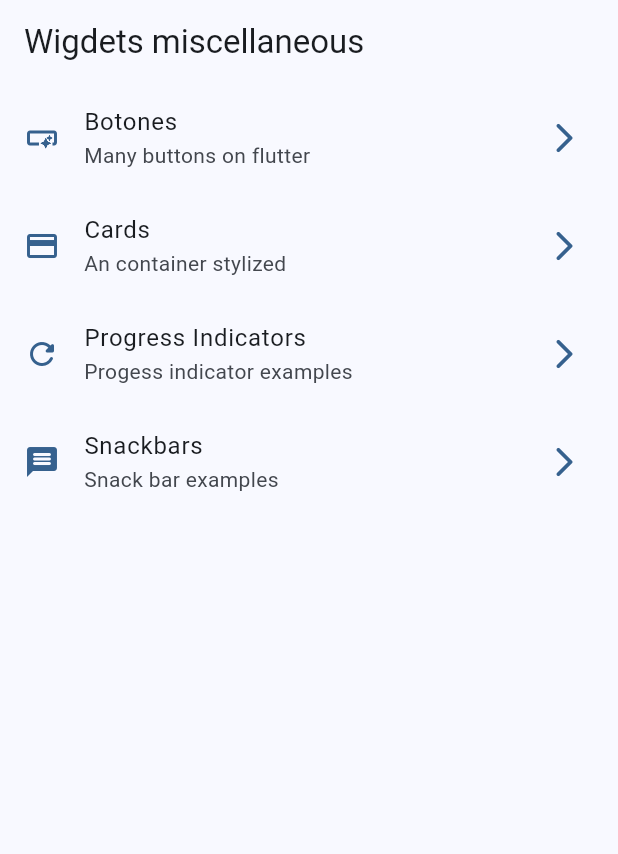
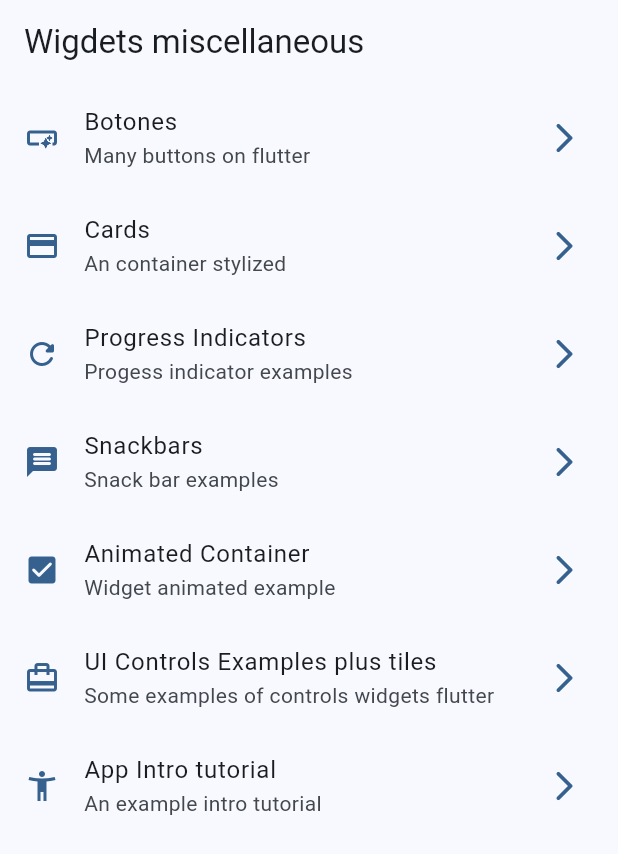
Before and after one commit to alexs/flutter-widgets-practice, a Flutter app: the screen it shows after launch, on a phone screen of 412 x 824 dp. Shown: the top 854 px of the screen. Run offline on Flutter 3.47's test engine with Material 3 defaults, Android fonts, the phone set to English and light mode, and no system bars; our stand-ins replace go_router.

Commit message:
add assets, menu, router and some examples

```diff
--- a/lib/config/menu/menu_item.dart
+++ b/lib/config/menu/menu_item.dart
@@ -39,4 +39,22 @@ const appMenuItems = <MenuItem>[
     link: '/snackbar',
     icon: Icons.message_rounded
   ),
+  MenuItem(
+    title: 'Animated Container',
+    subTitle: 'Widget animated example',
+    link: '/animated',
+    icon: Icons.check_box_rounded
+  ),
+   MenuItem(
+    title: 'UI Controls Examples plus tiles',
+    subTitle: 'Some examples of controls widgets flutter',
+    link: '/ui-controls',
+    icon: Icons.card_travel_outlined
+  ),
+  MenuItem(
+    title: 'App Intro tutorial',
+    subTitle: 'An example intro tutorial',
+    link: '/tutorial',
+    icon: Icons.accessibility_new_outlined
+  ),
 ];
--- a/lib/config/router/app_router.dart
+++ b/lib/config/router/app_router.dart
@@ -30,5 +30,20 @@
       name: SnackbarScreen.name,
       builder: (context, state) => const SnackbarScreen(),
     ),
+    GoRoute(
+      path: '/animated',
+      name: AnimdatedScreen.name,
+      builder: (context, state) => const AnimdatedScreen(),
+    ),
+    GoRoute(
+      path: '/ui-controls',
+      name: UiControlsScreen.name,
+      builder: (context, state) => const UiControlsScreen(),
+    ),
+    GoRoute(
+      path: '/tutorial',
+      name: AppTutorialScreen.name,
+      builder: (context, state) => const AppTutorialScreen(),
+    ),
   ],
 );
--- a/pubspec.yaml
+++ b/pubspec.yaml
@@ -18,3 +18,6 @@ dev_dependencies:
 
 flutter:
   uses-material-design: true
+
+assets:
+  - assets/images/
```
Also changed, not shown: lib/presentation/screens/animated/animated_screen.dart (+67 -2 lines), lib/presentation/screens/ui_controls/ui_controls_screen.dart (+102 -1 lines), assets/Images/1.png (added), assets/Images/2.png (added), assets/Images/3.png (added), assets/Images/jar-loading.gif (added).
